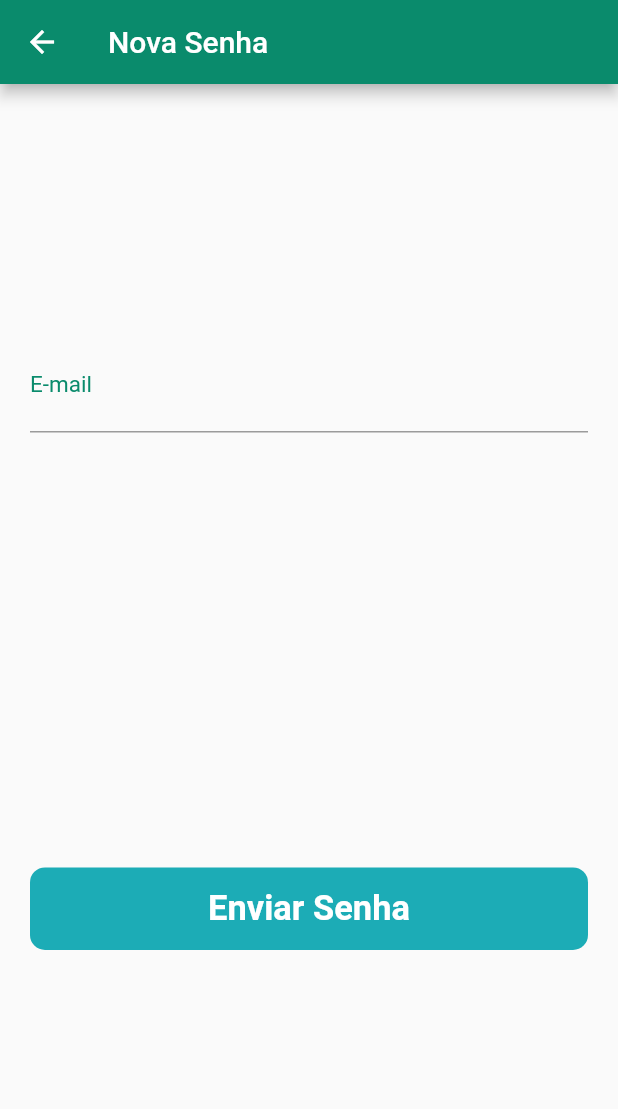
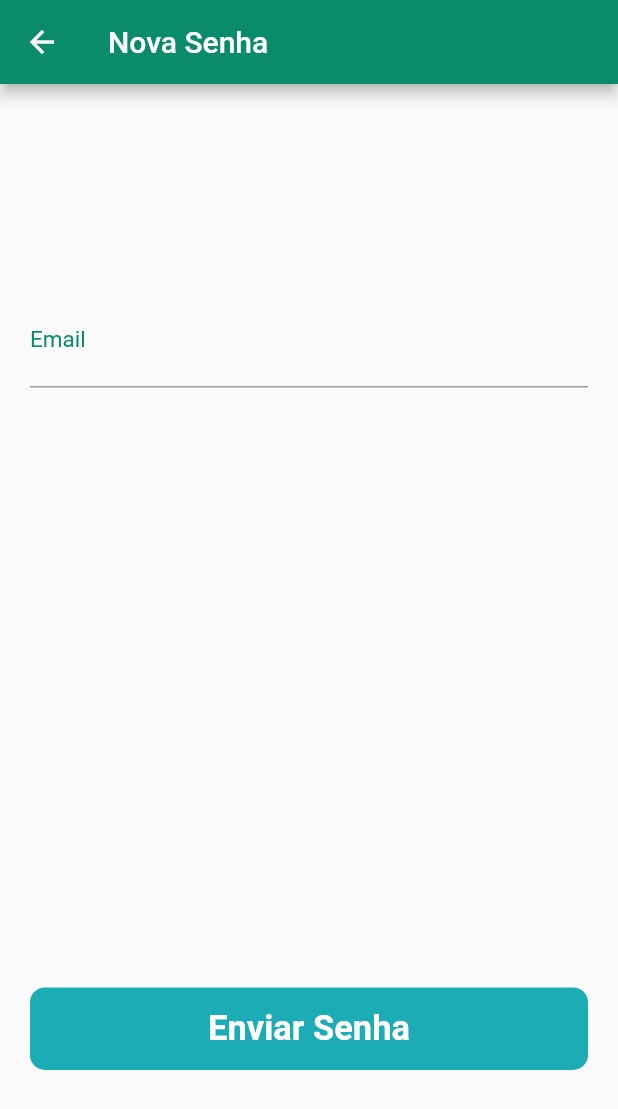
Before and after one commit to fineasyio/fineasy_frontend, a Flutter app: the screen it shows after launch, after a tap on "Esqueci Senha", on a phone screen of 412 x 824 dp. Shown: the top 1109 px of the screen. Run offline on Flutter 3.47's test engine with Material 2 defaults, Android fonts, the phone set to English and light mode, and no system bars.

Commit message:
mellhoria no design das telas

```diff
--- a/analysis_options.yaml
+++ b/analysis_options.yaml
@@ -7,7 +7,7 @@
 
 # The following line activates a set of recommended lints for Flutter apps,
 # packages, and plugins designed to encourage good coding practices.
-include: package:flutter_lints/flutter.yaml
+
 
 linter:
   # The lint rules applied to this project can be customized in the
--- a/lib/view/v_cadastro.dart
+++ b/lib/view/v_cadastro.dart
@@ -1,3 +1,5 @@
+// ignore_for_file: deprecated_member_use
+
 import 'package:flutter/material.dart';
 
 class Cadastro extends StatelessWidget {
@@ -6,31 +8,49 @@ class Cadastro extends StatelessWidget {
   @override
   Widget build(BuildContext context) {
     return Scaffold(
-        appBar: AppBar(
-            title: Container(
-              padding: EdgeInsets.all(50),
+
+        /*appBar: AppBar(
+          title: Center(
+              child: Container(
+            padding: EdgeInsets.only(right: 40),
             child: SizedBox(
-                width: 128,
-                height: 128,
+              width: 120,
+              height: 120,
               child: Image.asset("assets/logoName.png"),
             ),
-            ),
-            backgroundColor: Color.fromARGB(255, 216, 216, 216)),
+          )),
+          backgroundColor: Color.fromARGB(255, 255, 255, 255),
+          foregroundColor: Color.fromRGBO(10, 139, 108, 1),
+        ),*/
         body: ListView(
       children: [
+        Row(
+          children: [
+            Container(
+              //color: Colors.red,
+              padding: EdgeInsets.only(left: 10, top: 10),
+              child: FloatingActionButton(
+                onPressed: () {
+                  Navigator.of(context).pushNamed('/');
+                },
+                backgroundColor: Colors.white,
+                child: Icon(
+                  Icons.arrow_back,
+                  color: Color.fromRGBO(10, 139, 108, 1),
+                ),
+              ),
+            ),
+          ],
+        ),
         SizedBox(
-              width: 128,
-              height: 128,
+          width: 140,
+          height: 140,
         ),
         Container(
-              color: Colors.white,
-              child: Card(
-                  //elevation: 20,
           child: Container(
-                      height: 50,
-                      //color: Colors.amber,
+              padding: EdgeInsets.only(right: 20, left: 20),
               child: TextFormField(
-                        keyboardType: TextInputType.emailAddress,
+                keyboardType: TextInputType.number,
                 decoration: const InputDecoration(
                   labelText: "CPF",
                   labelStyle: TextStyle(
@@ -43,7 +63,35 @@ class Cadastro extends StatelessWidget {
                   color: Color.fromRGBO(10, 139, 108, 1),
                   fontSize: 20,
                 ),
-                      ))),
+              )),
+        ),
+        SizedBox(
+          width: 380,
+          height: 380,
+        ),
+        Container(
+          margin: EdgeInsets.all(20),
+          height: 55,
+          alignment: Alignment.centerLeft,
+          decoration: const BoxDecoration(
+            color: Color.fromRGBO(28, 172, 182, 1),
+            borderRadius: BorderRadius.all(Radius.circular(10)),
+          ),
+          child: SizedBox.expand(
+            child: FlatButton(
+              onPressed: () {
+                Navigator.of(context).pushNamed('/Home');
+              },
+              child: const Text(
+                "Avançar",
+                style: TextStyle(
+                  fontWeight: FontWeight.bold,
+                  color: Colors.white,
+                  fontSize: 23,
+                ),
+              ),
+            ),
+          ),
         ),
       ],
     ));
--- a/lib/view/v_esqueciSenha.dart
+++ b/lib/view/v_esqueciSenha.dart
@@ -1,3 +1,5 @@
+// ignore_for_file: deprecated_member_use
+
 import 'package:flutter/material.dart';
 
 class EsqueciSenha extends StatelessWidget {
@@ -10,18 +12,20 @@ class EsqueciSenha extends StatelessWidget {
         title: Text('Nova Senha'),
         backgroundColor: Color.fromRGBO(10, 139, 108, 1),
       ),
-      body: ListView(
+      body: SafeArea(
+        child: ListView(
           children: [
             SizedBox(
-            width: 150,
-            height: 150,
+              width: 140,
+              height: 140,
             ),
             Container(
-            margin: EdgeInsets.all(20),
+              child: Container(
+                  padding: EdgeInsets.only(right: 20, left: 20),
                   child: TextFormField(
                     keyboardType: TextInputType.emailAddress,
                     decoration: const InputDecoration(
-                labelText: "E-mail",
+                      labelText: "Email",
                       labelStyle: TextStyle(
                         color: Color.fromRGBO(10, 139, 108, 1),
                         fontWeight: FontWeight.w400,
@@ -32,11 +36,11 @@ class EsqueciSenha extends StatelessWidget {
                       color: Color.fromRGBO(10, 139, 108, 1),
                       fontSize: 20,
                     ),
-            ),
+                  )),
             ),
             SizedBox(
-            width: 250,
-            height: 250,
+              width: 380,
+              height: 380,
             ),
             Container(
               margin: EdgeInsets.all(20),
@@ -64,6 +68,7 @@ class EsqueciSenha extends StatelessWidget {
             ),
           ],
         ),
+      ),
     );
   }
 }
--- a/lib/view/v_login.dart
+++ b/lib/view/v_login.dart
@@ -1,5 +1,6 @@
 // ignore: file_names
-import 'package:finan_easy/main.dart';
+// ignore_for_file: deprecated_member_use
+
 import 'package:flutter/material.dart';
 
 class LoginPagina extends StatelessWidget {
```
Lines whose indentation alone changed are shown as unchanged.
